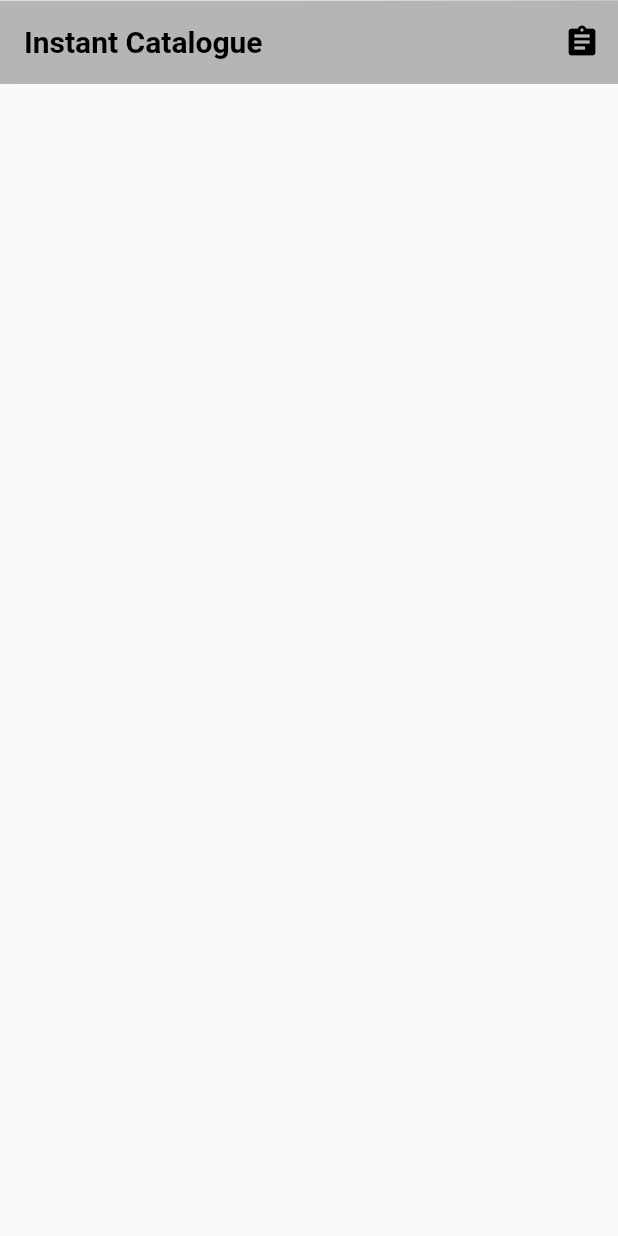
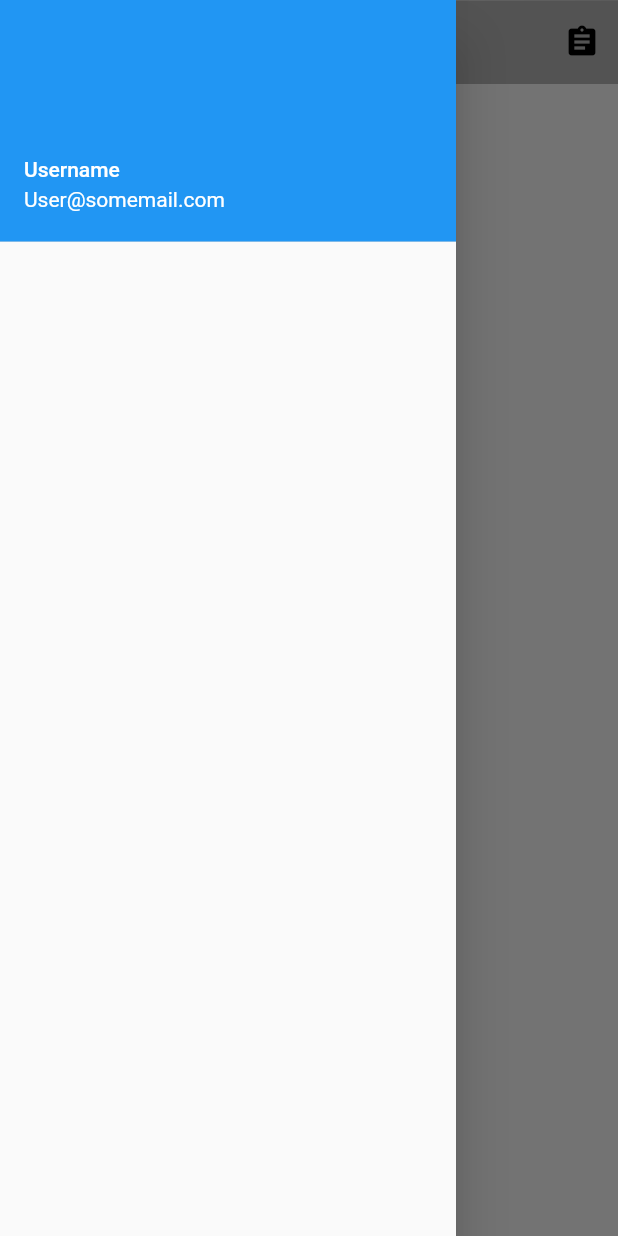
Before and after one commit to Darkmatter89/instantcatalogue, a Flutter app: the screen it shows after launch, with the side drawer open (before the commit the screen has no drawer), on a phone screen of 412 x 824 dp. Run offline on Flutter 3.47's test engine with Material 2 defaults, Android fonts, the phone set to English and light mode, and no system bars.

Commit message:
Added drawer: + username (Text only) + email address (Text only)
Added comments to appbar and drawer

```diff
--- a/lib/main.dart
+++ b/lib/main.dart
@@ -16,16 +16,38 @@ class _HomePageState extends State<HomePage> {
   @override
   Widget build(BuildContext context) {
     return Scaffold(
+
+//==========================================================================================================
+// HEADER - APPBAR
+//==========================================================================================================
+
       appBar: new AppBar(
         elevation: 0.1,
         backgroundColor: Colors.transparent,
-        title: Text("Instant Catalogue",style: TextStyle(color: Colors.black,fontWeight: FontWeight.bold),),
+        title: Text("Instant Catalogue",
+          style: TextStyle(color: Colors.black,fontWeight: FontWeight.bold),),
         actions: <Widget>[
           new IconButton(icon: Icon(Icons.assignment),color: Colors.black, onPressed: (){}),
         ],
       ),
+
+//==========================================================================================================
+// Slide-in Drawer: Containing options and feature of app, account, notifications, settings etc.
+//==========================================================================================================
+
+      drawer: new Drawer(
+        child: new ListView(
+          children: <Widget>[
+
+// Header of app drawer
+            new UserAccountsDrawerHeader(
+                accountName: Text("Username"),
+                accountEmail: Text("User@somemail.com")
+            ),
+          ],
+        ),
+      ),
+
     );
-
-
   }
 }
```
